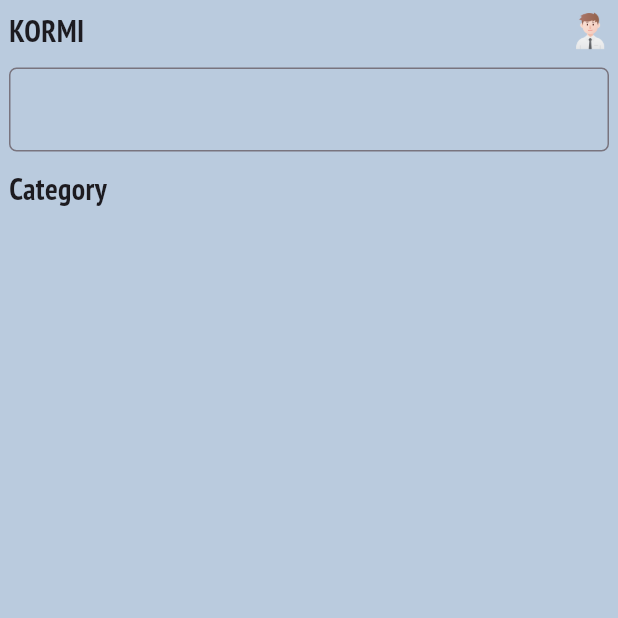
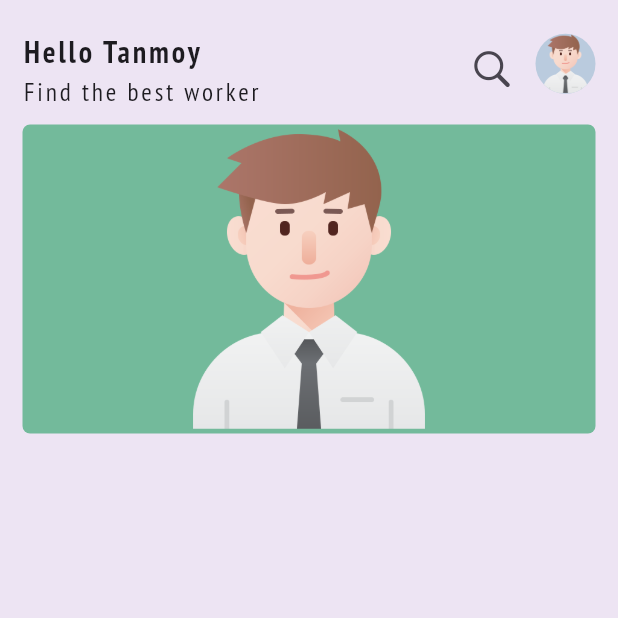
Before and after one commit to nitta02/KORMI-APP-UI, a Flutter app: the screen it shows after launch, on a phone screen of 412 x 824 dp, the top half of it. Run offline on Flutter 3.47's test engine with Material 3 defaults, Android fonts, the phone set to English and light mode, and no system bars.

Commit message:
commit 1.2

```diff
--- a/lib/constants/colors.dart
+++ b/lib/constants/colors.dart
@@ -1,3 +1,6 @@
 import 'package:flutter/material.dart';
 
-Color color1 = Color(0xffbacbde);
+Color color1 = const Color(0xffbacbde);
+Color color2 = const Color(0xffede4f3);
+Color color3 = const Color(0xffcecbcb);
+Color color4 = const Color(0xff73ba9b);
--- a/lib/main.dart
+++ b/lib/main.dart
@@ -15,7 +15,7 @@ class MyApp extends StatelessWidget {
       title: 'KORMI',
       debugShowCheckedModeBanner: false,
       theme: ThemeData(
-        scaffoldBackgroundColor: color1,
+        scaffoldBackgroundColor: color2,
         fontFamily: 'PTSansNarrow',
       ),
       home: const HomeScreen(),
--- a/lib/screens/home.dart
+++ b/lib/screens/home.dart
@@ -1,4 +1,6 @@
+import 'package:flutter/cupertino.dart';
 import 'package:flutter/material.dart';
+import 'package:kormi_app_ui/constants/colors.dart';
 import 'package:kormi_app_ui/widgets/image.dart';
 import 'package:kormi_app_ui/widgets/text.dart';
 
@@ -12,47 +14,76 @@ class HomeScreen extends StatefulWidget {
 class _HomeScreenState extends State<HomeScreen> {
   @override
   Widget build(BuildContext context) {
+    double customHeight = MediaQuery.of(context).size.height;
+    double customWidth = MediaQuery.of(context).size.width;
+
     return Scaffold(
       body: SafeArea(
         child: Padding(
-          padding: const EdgeInsets.all(6.0),
+          padding: const EdgeInsets.only(
+            top: 20,
+            left: 15,
+            right: 15,
+            bottom: 10,
+          ),
           child: Column(
-            crossAxisAlignment: CrossAxisAlignment.start,
             children: [
-              const Row(
+              Row(
                 mainAxisAlignment: MainAxisAlignment.spaceBetween,
                 children: [
-                  CustomText(
-                    text: 'KORMI',
-                    fontSize: 20,
-                    fontWeight: FontWeight.bold,
+                  const Column(
+                    crossAxisAlignment: CrossAxisAlignment.start,
+                    children: [
+                      CustomText(
+                        text: 'Hello Tanmoy',
+                        fontSize: 20,
+                        fontWeight: FontWeight.bold,
+                        letterSpacing: 1.9,
+                      ),
+                      CustomText(
+                        text: 'Find the best worker',
+                        fontSize: 17,
+                        fontWeight: FontWeight.w400,
+                        letterSpacing: 1.9,
+                      ),
+                    ],
                   ),
-                  CustomAssetImage(
-                    assetName: 'assets/icons/worker.png',
-                    height: 25,
-                  ),
+                  Row(
+                    crossAxisAlignment: CrossAxisAlignment.start,
+                    children: [
+                      IconButton(
+                        onPressed: () {},
+                        icon: const Icon(
+                          CupertinoIcons.search,
+                          size: 30,
+                        ),
+                      ),
+                      const SizedBox(
+                        width: 5,
+                      ),
+                      CircleAvatar(
+                        backgroundImage:
+                            const AssetImage('assets/icons/worker.png'),
+                        backgroundColor: color1,
+                      ),
+                    ],
+                  )
                 ],
               ),
               const SizedBox(
                 height: 10,
               ),
-              TextFormField(
-                decoration: InputDecoration(
-                    border: OutlineInputBorder(
+              Container(
+                height: customHeight * 0.25,
+                width: customWidth,
+                decoration: BoxDecoration(
                   borderRadius: BorderRadius.circular(5.0),
-                )),
-              ),
-              const SizedBox(
-                height: 10,
-              ),
-              const CustomText(
-                text: 'Category',
-                fontSize: 20,
-                fontWeight: FontWeight.bold,
-              ),
-              const SizedBox(
-                height: 10,
-              ),
+                  color: color4,
+                  image: const DecorationImage(
+                    image: AssetImage('assets/icons/worker.png'),
+                  ),
+                ),
+              )
             ],
           ),
         ),
--- a/lib/widgets/text.dart
+++ b/lib/widgets/text.dart
@@ -5,11 +5,15 @@ class CustomText extends StatelessWidget {
   final String text;
   final double fontSize;
   final FontWeight fontWeight;
+  final double letterSpacing;
+
+
   const CustomText({
     Key? key,
     required this.text,
     required this.fontSize,
     required this.fontWeight,
+    required this.letterSpacing,
   }) : super(key: key);
 
   @override
@@ -19,6 +23,7 @@ class CustomText extends StatelessWidget {
       style: TextStyle(
         fontSize: fontSize,
         fontWeight: fontWeight,
+        letterSpacing: letterSpacing,
       ),
     );
   }
```
